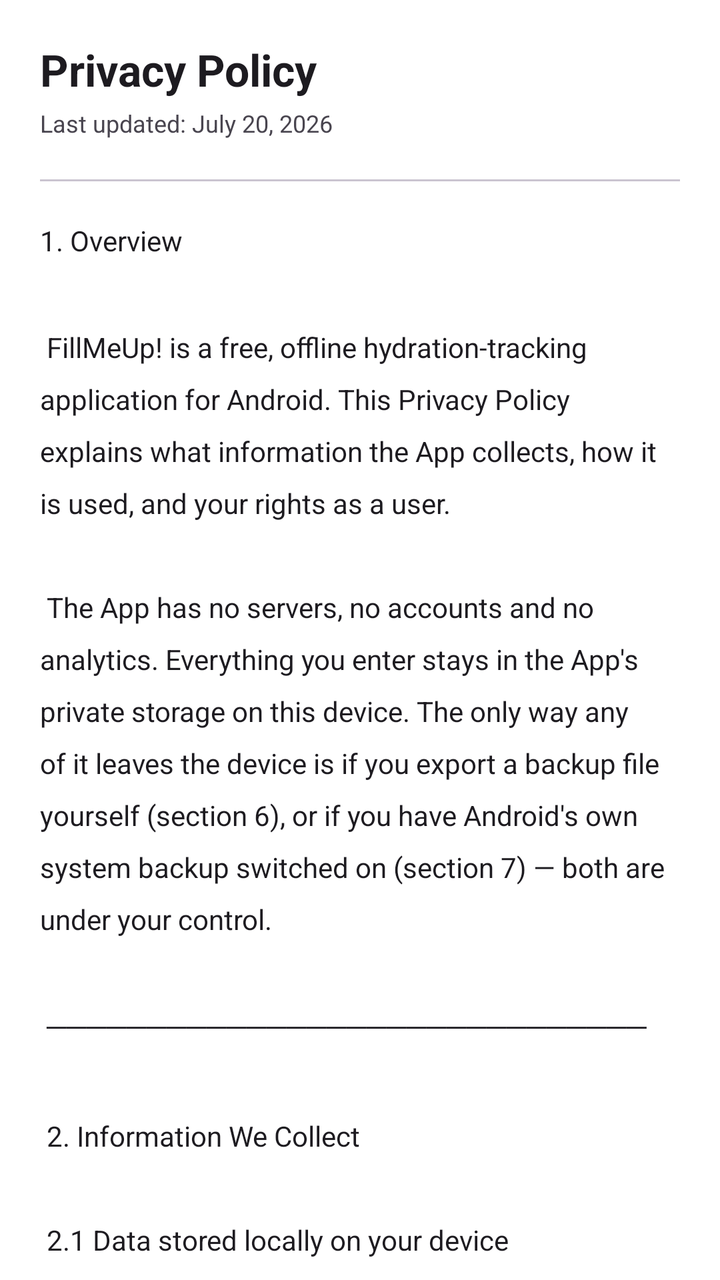
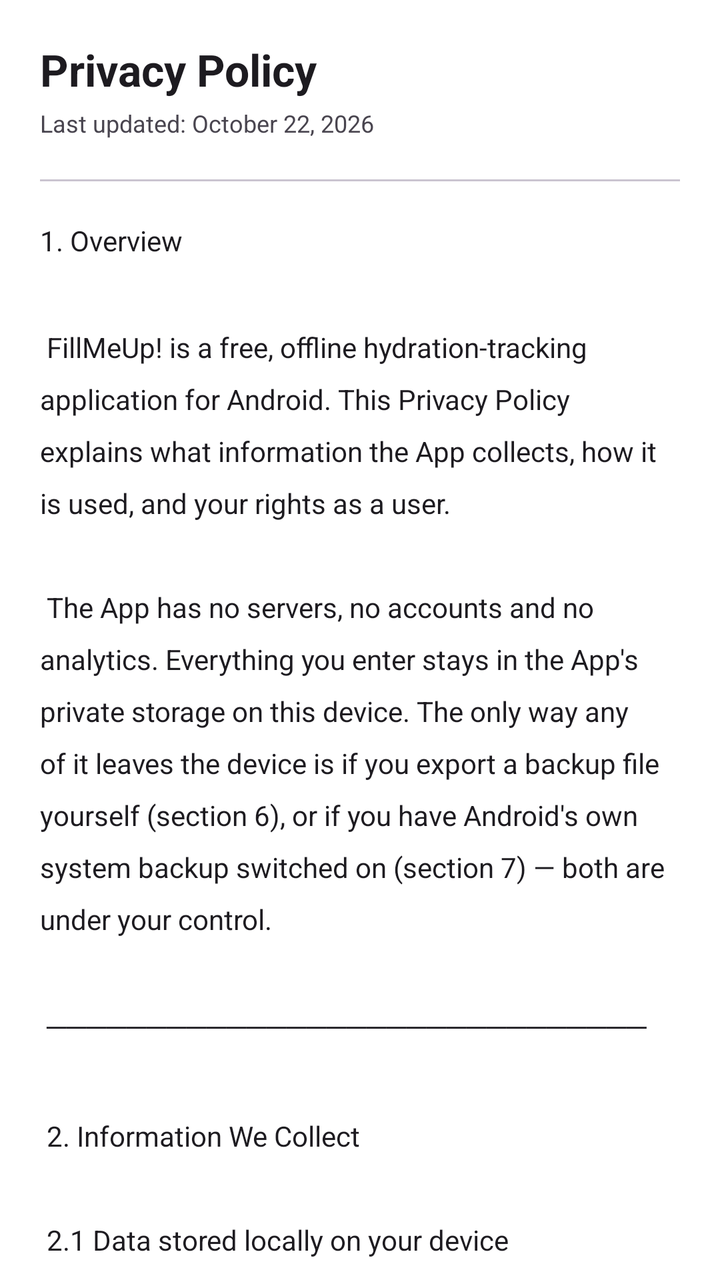

Compare the two renders of this Android layout. The source of the first and the diff that turns it into the second are given below.
<!-- AndroidManifest.xml: application theme Theme.WaterReminder -->
<!-- res/layout/fragment_privacypolicy.xml -->
<?xml version="1.0" encoding="utf-8"?>
<androidx.core.widget.NestedScrollView xmlns:android="http://schemas.android.com/apk/res/android"
    android:layout_width="match_parent"
    android:layout_height="match_parent"
    android:background="?attr/pageBackground">

    <LinearLayout
        android:layout_width="match_parent"
        android:layout_height="wrap_content"
        android:orientation="vertical"
        android:padding="20dp">

        <TextView
            android:layout_width="wrap_content"
            android:layout_height="wrap_content"
            android:text="Privacy Policy"
            android:textSize="22sp"
            android:textColor="?attr/colorOnSurface"
            android:textStyle="bold"
            android:layout_marginBottom="4dp" />

        <TextView
            android:layout_width="wrap_content"
            android:layout_height="wrap_content"
            android:text="Last updated: July 20, 2026"
            android:textSize="12sp"
            android:textColor="?attr/colorOnSurfaceVariant"
            android:layout_marginBottom="20dp" />

        <View
            android:layout_width="match_parent"
            android:layout_height="1dp"
            android:background="?attr/colorOutlineVariant"
            android:layout_marginBottom="20dp" />

        <TextView
            android:id="@+id/textview_second"
            android:layout_width="match_parent"
            android:layout_height="wrap_content"
            android:text="@string/privacy_policy_text"
            android:textSize="14sp"
            android:textColor="?attr/colorOnSurface"
            android:lineSpacingMultiplier="1.6" />

    </LinearLayout>

</androidx.core.widget.NestedScrollView>
<!-- resources referenced by this layout -->
<resources>
  <string name="privacy_policy_text">
  1. Overview\n\n
  FillMeUp! is a free, offline hydration-tracking application for Android. This Privacy Policy explains what information the App collects, how it is used, and your rights as a user.\n\n
  The App has no servers, no accounts and no analytics. Everything you enter stays in the App\'s private storage on this device. The only way any of it leaves the device is if you export a backup file yourself (section 6), or if you have Android\'s own system backup switched on (section 7) — both are under your control.\n\n
  ──────────────────────────────\n\n
  2. Information We Collect\n\n
  2.1 Data stored locally on your device\n\n
  The App stores the following information in your device\'s private app storage:\n\n
  • Daily water intake — track progress toward the daily goal\n
  • Historical daily intake — display the analytics chart and full history\n
  • Daily goal, personal goal and unit preference — personalise the experience\n
  • Age and body weight (optional) — calculate your recommended daily goal; the App works without them\n
  • Reminder schedule configuration — trigger notifications at chosen times\n
  • Reminder time window — keep repeating reminders inside your waking hours\n
  • Quick add and remove amounts — remember the buttons you configured\n
  • Notification quick-log amounts — remember the buttons shown on a reminder and on the home-screen widget\n
  • Reminder sound choice — play the tone you picked when a reminder arrives\n
  • Notification preferences — on/off, and whether to pause reminders upon reaching the goal\n
  • Inactivity reminder — the gap you chose, and when you last logged a drink so that gap can be measured (that timestamp is kept apart from the rest — see 6 and 7)\n
  • Celebration animations preference — respect your choice for goal celebrations\n
  • Theme preference — remember your light / dark / colour choice\n
  • Streak counter — show consecutive days the goal was met\n
  • Setup, tutorial and release-notes flags — avoid repeating the intro, the profile setup and a version\'s what\'s-new notes\n\n
  2.2 Data we do NOT collect\n\n
  • No name, email address, account or contact details\n
  • No location data\n
  • No device identifiers\n
  • No usage analytics or event telemetry\n
  • No crash or error reports\n
  • No camera, microphone, or contacts access\n
  • No data sent to us or to any third party\n\n
  About age and weight: these are the only body-related values the App stores, they are optional, and they exist solely to compute a recommended daily goal on this device. They are never transmitted anywhere and are not linked to any identity, because the App has no notion of who you are. You can change or erase them at any time in Settings → Profile.\n\n
  ──────────────────────────────\n\n
  3. Internet and Network Access\n\n
  The App does not request the INTERNET permission. It cannot open a network connection, and it has no server, cloud service or third-party endpoint to talk to. It is entirely offline by design.\n\n
  ──────────────────────────────\n\n
  4. Third-Party Libraries\n\n
  The App uses open-source libraries that operate strictly on-device:\n\n
  • MPAndroidChart — renders the intake bar chart\n
  • TapTargetView — displays the interactive first-launch tutorial\n
  • AndroidX / Material Components — standard UI components\n\n
  None of these libraries collect, transmit or process personal data. The App ships no advertising, attribution or analytics SDK of any kind.\n\n
  ──────────────────────────────\n\n
  5. Notifications and the Home-Screen Widget\n\n
  Reminders are delivered as local notifications generated entirely on your device using Android\'s AlarmManager. A reminder may include quick-log buttons that record an amount straight from the notification shade without opening the App; this is handled entirely on-device. No notification content or delivery data is sent to any external service. You can disable notifications at any time from the Reminders screen or your device notification settings.\n\n
  If you enable the inactivity reminder, the App records the time of your most recent logged drink so it can measure the gap. That timestamp is the only thing kept for this, and it is overwritten every time you log a drink.\n\n
  A reminder can play a sound: your device\'s own default tone, or one of two short water sounds bundled inside the App. Nothing is streamed or downloaded to play them.\n\n
  The home-screen widget\n\n
  The optional widget shows today\'s intake, your goal and how far through it you are, plus the same quick-log buttons. Two things follow from that:\n\n
  • Because the widget sits on your home screen, those numbers are visible to anyone who can see your screen, without unlocking the App. If you would rather they were not, simply do not add the widget, or remove it by long-pressing it.\n
  • The widget reads the App\'s own local storage directly and is drawn by Android on your device. It needs no additional permission, adds no network access and sends nothing anywhere.\n\n
  ──────────────────────────────\n\n
  6. Data Export and Import\n\n
  The App allows you to export what it has stored to a backup file at a location you choose on your device, and to restore it later by importing that file. The file is plain-text JSON and contains the values listed in 2.1, including your age and weight if you entered them. The App never uploads or transmits it — where the file goes afterwards is up to you, so treat it like any other personal document if you copy it off the device or into cloud storage.\n\n
  The time of your last logged drink is held separately from the App\'s other settings and is deliberately not written to the export file, so a backup you share or archive never reveals when you last drank.\n\n
  Importing a backup replaces the App\'s current data with the contents of the file.\n\n
  ──────────────────────────────\n\n
  7. Android System Backup\n\n
  The App participates in Android\'s built-in backup mechanism. If system backup is enabled on the device (for example Backup by Google One, or another transport your device provides), Android copies the App\'s saved preferences — the data in 2.1, including age and weight if entered — into that backup and restores them when the App is reinstalled or the device is migrated.\n\n
  • This is performed by the Android operating system, not by the App. The App has no access to the backup and no server of its own.\n
  • The backup is stored under your own account with your backup provider and is governed by that provider\'s privacy policy. On current Android versions it is encrypted with your device credentials before leaving the device.\n
  • Devices without a backup transport never produce such a backup.\n
  • The first-launch tour flag is deliberately excluded, so the guide replays after a reinstall.\n
  • The time of your last logged drink is also excluded; it is kept apart from the backed-up settings and never leaves the device.\n
  • To opt out: turn off backup for the App in Device Settings → Google → Backup (or Settings → System → Backup). Existing backups can be deleted from the same screen.\n\n
  ──────────────────────────────\n\n
  8. Permissions\n\n
  • Display hydration reminder notifications (Android 13+)\n
  • Reschedule reminders after a device reboot\n
  • Deliver reminders at the exact times you configured (Android 12+)\n\n
  The App also reschedules reminders when the device leaves airplane mode or after an app update; neither requires an additional permission. No other permissions are requested or used.\n\n
  ──────────────────────────────\n\n
  9. Data Retention and Deletion\n\n
  All data is stored locally in your device\'s private storage and accessible only to the App. To delete it:\n\n
  • Clear your age and weight only: Settings → Profile inside the App\n
  • Clear everything: Device Settings → Apps → FillMeUp! → Storage → Clear Data\n
  • Or simply uninstall the App.\n\n
  These actions do not touch copies outside the App\'s own storage: any backup file you exported yourself, and any Android system backup, must be deleted separately (sections 6 and 7).\n\n
  ──────────────────────────────\n\n
  10. Children\'s Privacy\n\n
  The App is not directed at children and collects no personally identifiable information from anyone. If an age under 18 is entered, it is used only to select a fixed recommended minimum instead of the adult weight-based estimate, and it is stored locally exactly like every other setting.\n\n
  ──────────────────────────────\n\n
  11. Changes to This Policy\n\n
  If a future version of the App introduces features that change these data practices, this policy will be updated and the user will be notified.\n\n
  ──────────────────────────────\n\n
  Last updated: September 21, 2026\n
  David Ricardo\n
      </string>
  <!-- unchanged entries left out for length: 9 -->
</resources>

<!-- the commit's change to res/layout/fragment_privacypolicy.xml (unified diff, before → after) -->
@@ -13,7 +13,7 @@
         <TextView
             android:layout_width="wrap_content"
             android:layout_height="wrap_content"
-            android:text="Privacy Policy"
+            android:text="@string/second_fragment_label"
             android:textSize="22sp"
             android:textColor="?attr/colorOnSurface"
             android:textStyle="bold"
@@ -22,7 +22,7 @@
         <TextView
             android:layout_width="wrap_content"
             android:layout_height="wrap_content"
-            android:text="Last updated: July 20, 2026"
+            android:text="@string/privacy_policy_last_updated"
             android:textSize="12sp"
             android:textColor="?attr/colorOnSurfaceVariant"
             android:layout_marginBottom="20dp" />
<!-- resource entries referenced after the edit -->
@@ -1,5 +1,6 @@
 <!-- resources referenced by this layout -->
 <resources>
+  <string name="privacy_policy_last_updated">Last updated: October 22, 2026</string>
   <string name="privacy_policy_text">
   1. Overview\n\n
   FillMeUp! is a free, offline hydration-tracking application for Android. This Privacy Policy explains what information the App collects, how it is used, and your rights as a user.\n\n
@@ -35,6 +36,7 @@
   ──────────────────────────────\n\n
   3. Internet and Network Access\n\n
   The App does not request the INTERNET permission. It cannot open a network connection, and it has no server, cloud service or third-party endpoint to talk to. It is entirely offline by design.\n\n
+  Some screens contain links to outside websites: the source code and licenses, the bug-report page, the sources behind the goal formula and the donation page. Tapping one opens your web browser, which loads the page itself; the App sends nothing along with it. Once you are on that site, its own privacy policy applies.\n\n
   ──────────────────────────────\n\n
   4. Third-Party Libraries\n\n
   The App uses open-source libraries that operate strictly on-device:\n\n
@@ -85,9 +87,10 @@
   11. Changes to This Policy\n\n
   If a future version of the App introduces features that change these data practices, this policy will be updated and the user will be notified.\n\n
   ──────────────────────────────\n\n
-  Last updated: September 21, 2026\n
+  Last updated: October 22, 2026\n
   David Ricardo\n
       </string>
+  <string name="second_fragment_label">Privacy Policy</string>
   <!-- unchanged entries left out for length: 9 -->
 </resources>
 
